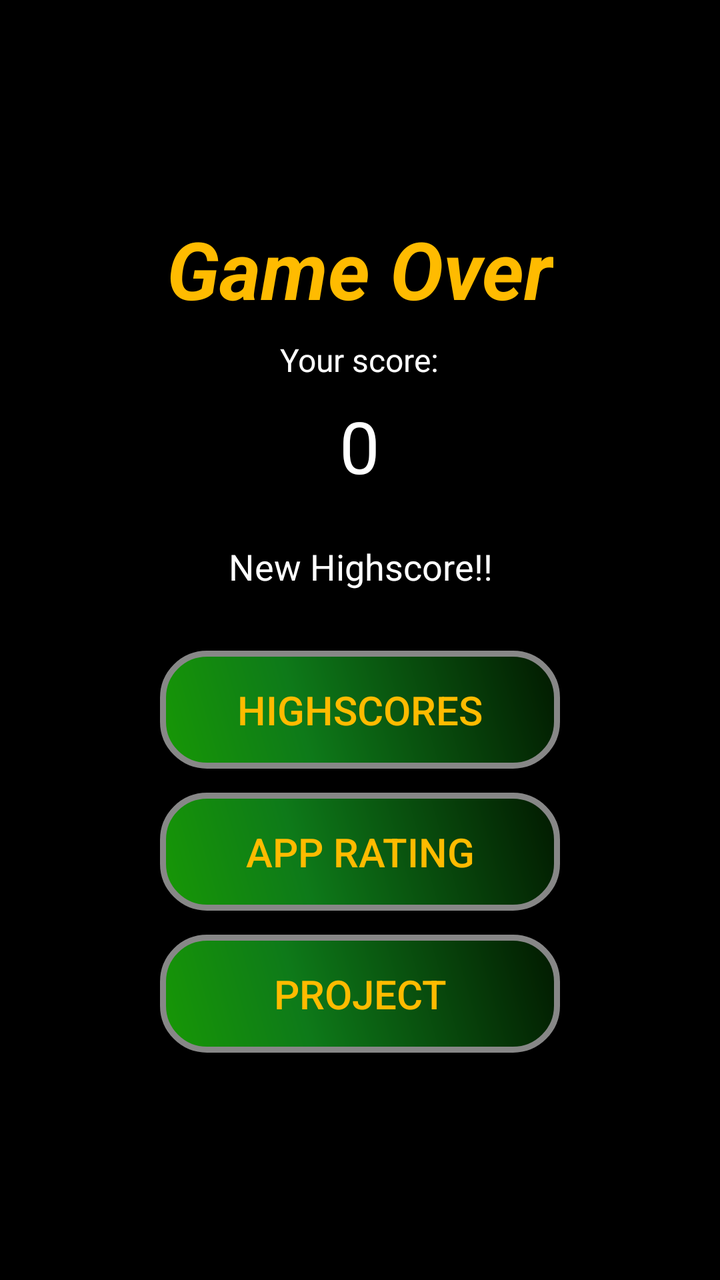
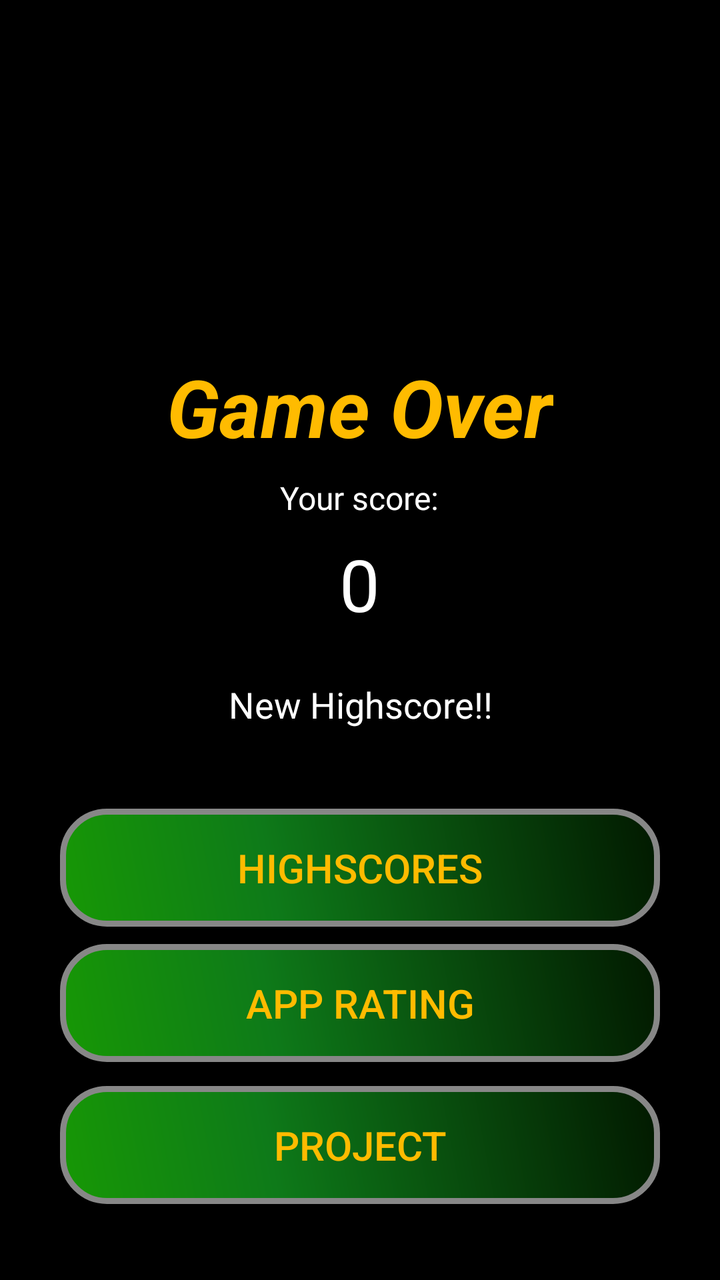

Screens rendered from an Android XML layout before and after an edit, with the pre-edit source and the edit as a unified diff.
<!-- AndroidManifest.xml: application theme AppTheme -->
<!-- res/layout/game_over.xml -->
<?xml version="1.0" encoding="utf-8"?>
<RelativeLayout
        xmlns:android="http://schemas.android.com/apk/res/android"
        android:orientation="vertical"
        android:layout_width="match_parent"
        android:layout_height="match_parent"
        android:background="@color/black">
    <LinearLayout
            android:layout_width="match_parent"
            android:layout_height="wrap_content"
            android:orientation="vertical"
            android:layout_centerInParent="true">
        <LinearLayout
                android:layout_width="wrap_content"
                android:layout_height="wrap_content"
                android:orientation="vertical"
                android:layout_gravity="center">
            <TextView
                    android:id="@+id/game_over_textview"
                    android:layout_width="wrap_content"
                    android:layout_height="wrap_content"
                    android:text="@string/game_over_text"
                    android:textSize="40sp"
                    android:textColor="@color/gold"
                    android:layout_gravity="center_horizontal"
                    android:textStyle="bold|italic"
                    android:enabled="true"/>
            <TextView
                    android:id="@+id/your_score_label"
                    android:layout_width="wrap_content"
                    android:layout_height="wrap_content"
                    android:text="@string/game_over_score_label"
                    android:textSize="16sp"
                    android:textColor="@color/white"
                    android:layout_gravity="center_horizontal"
                    android:layout_marginTop="8dp"
                    android:enabled="true"/>
            <TextView
                    android:id="@+id/your_score_textview"
                    android:layout_width="wrap_content"
                    android:layout_height="wrap_content"
                    android:text="0"
                    android:textSize="36sp"
                    android:textColor="@color/white"
                    android:layout_gravity="center_horizontal"
                    android:layout_marginTop="8dp"
                    android:enabled="true"/>
            <TextView
                    android:layout_width="wrap_content"
                    android:layout_height="wrap_content"
                    android:text="@string/new_highscore"
                    android:id="@+id/highscore_label"
                    android:textSize="18sp"
                    android:padding="16sp"
                    android:textColor="@color/white"
                    android:layout_gravity="center_horizontal"
                    android:textAlignment="center"
                    android:layout_marginTop="8dp"
                    android:enabled="true"/>
        </LinearLayout>
        <LinearLayout
                android:orientation="vertical"
                android:layout_width="wrap_content"
                android:layout_height="wrap_content"
                android:id="@+id/gameover_buttons"
                android:layout_marginTop="8dp"
                android:layout_gravity="center">
            <Button
                    android:id="@+id/highscore_gameover"
                    android:text="@string/highscore_button_text"
                    android:layout_width="wrap_content"
                    android:layout_height="wrap_content"
                    android:minWidth="200dp"
                    android:textSize="20sp"
                    android:layout_margin="6sp"
                    android:onClick="showHighscores"
                    android:background="@drawable/button"
                    android:enabled="true"
                    android:textColor="@color/gold"
                    android:clickable="true"
                    android:focusable="true"/>
            <Button
                    android:id="@+id/rating_button"
                    android:text="@string/rating"
                    android:layout_width="wrap_content"
                    android:layout_height="wrap_content"
                    android:minWidth="200dp"
                    android:textSize="20sp"
                    android:layout_margin="6sp"
                    android:onClick="launchMarket"
                    android:background="@drawable/button"
                    android:enabled="true"
                    android:textColor="@color/gold"
                    android:clickable="true"
                    android:focusable="true"/>
            <Button
                    android:id="@+id/project_button"
                    android:text="@string/project"
                    android:layout_width="wrap_content"
                    android:layout_height="wrap_content"
                    android:minWidth="200dp"
                    android:textSize="20sp"
                    android:layout_margin="6sp"
                    android:onClick="openProjectWebsite"
                    android:background="@drawable/button"
                    android:enabled="true"
                    android:textColor="@color/gold"
                    android:clickable="true"
                    android:focusable="true"/>
        </LinearLayout>
    </LinearLayout>
</RelativeLayout>
<!-- resources referenced by this layout -->
<resources>
  <color name="black">#000000</color>
  <color name="gold">#FFBB00</color>
  <color name="white">#ffffff</color>
  <!-- drawable button (drawable) -->
  <?xml version="1.0" encoding="utf-8"?>
  <shape xmlns:android="http://schemas.android.com/apk/res/android" android:shape="rectangle" >
      <corners android:radius="22dp"/>
      <gradient
          android:angle="45"
          android:centerX="35%"
          android:centerColor="#0E7A19"
          android:startColor="#179805"
          android:endColor="#021900"
          android:type="linear"/>
      <padding
          android:left="32sp"
          android:top="16sp"
          android:right="32sp"
          android:bottom="16sp"/>
      <stroke
          android:width="3dp"
          android:color="#878787"/>
  </shape>
  <string name="game_over_score_label">Your score:</string>
  <string name="game_over_text">Game Over</string>
  <string name="highscore_button_text">Highscores</string>
  <string name="new_highscore">New Highscore!!</string>
  <string name="project">Project</string>
  <string name="rating">app rating</string>
  <style name="AppTheme" parent="Base.Theme.AppCompat.Light.DarkActionBar">
  
      </style>
</resources>

<!-- the commit's change to res/layout/game_over.xml (unified diff, before → after) -->
@@ -1,7 +1,6 @@
 <?xml version="1.0" encoding="utf-8"?>
 <RelativeLayout
         xmlns:android="http://schemas.android.com/apk/res/android"
-        android:orientation="vertical"
         android:layout_width="match_parent"
         android:layout_height="match_parent"
         android:background="@color/black">
@@ -58,55 +57,55 @@
                     android:layout_marginTop="8dp"
                     android:enabled="true"/>
         </LinearLayout>
-        <LinearLayout
-                android:orientation="vertical"
-                android:layout_width="wrap_content"
+
+        <Button
+                android:id="@+id/highscore_gameover"
+                android:text="@string/highscore_button_text"
+                android:layout_width="300dp"
                 android:layout_height="wrap_content"
-                android:id="@+id/gameover_buttons"
-                android:layout_marginTop="8dp"
-                android:layout_gravity="center">
-            <Button
-                    android:id="@+id/highscore_gameover"
-                    android:text="@string/highscore_button_text"
-                    android:layout_width="wrap_content"
-                    android:layout_height="wrap_content"
-                    android:minWidth="200dp"
-                    android:textSize="20sp"
-                    android:layout_margin="6sp"
-                    android:onClick="showHighscores"
-                    android:background="@drawable/button"
-                    android:enabled="true"
-                    android:textColor="@color/gold"
-                    android:clickable="true"
-                    android:focusable="true"/>
-            <Button
-                    android:id="@+id/rating_button"
-                    android:text="@string/rating"
-                    android:layout_width="wrap_content"
-                    android:layout_height="wrap_content"
-                    android:minWidth="200dp"
-                    android:textSize="20sp"
-                    android:layout_margin="6sp"
-                    android:onClick="launchMarket"
-                    android:background="@drawable/button"
-                    android:enabled="true"
-                    android:textColor="@color/gold"
-                    android:clickable="true"
-                    android:focusable="true"/>
-            <Button
-                    android:id="@+id/project_button"
-                    android:text="@string/project"
-                    android:layout_width="wrap_content"
-                    android:layout_height="wrap_content"
-                    android:minWidth="200dp"
-                    android:textSize="20sp"
-                    android:layout_margin="6sp"
-                    android:onClick="openProjectWebsite"
-                    android:background="@drawable/button"
-                    android:enabled="true"
-                    android:textColor="@color/gold"
-                    android:clickable="true"
-                    android:focusable="true"/>
-        </LinearLayout>
+                android:textSize="20sp"
+                android:layout_marginTop="24dp"
+                android:layout_gravity="center"
+                android:onClick="showHighscores"
+                android:background="@drawable/button"
+                android:enabled="true"
+                android:textColor="@color/gold"
+                android:clickable="true"
+                android:focusable="true"/>
+    </LinearLayout>
+
+    <LinearLayout
+            android:layout_width="wrap_content"
+            android:layout_height="wrap_content"
+            android:orientation="vertical"
+            android:layout_alignParentBottom="true"
+            android:layout_centerHorizontal="true"
+            android:layout_marginBottom="32dp">
+        <Button
+                android:id="@+id/rating_button"
+                android:text="@string/rating"
+                android:layout_width="300dp"
+                android:layout_height="wrap_content"
+                android:textSize="20sp"
+                android:layout_margin="6dp"
+                android:onClick="launchMarket"
+                android:background="@drawable/button"
+                android:enabled="true"
+                android:textColor="@color/gold"
+                android:clickable="true"
+                android:focusable="true"/>
+        <Button
+                android:id="@+id/project_button"
+                android:text="@string/project"
+                android:layout_width="300dp"
+                android:layout_height="wrap_content"
+                android:textSize="20sp"
+                android:layout_margin="6dp"
+                android:onClick="openProjectWebsite"
+                android:background="@drawable/button"
+                android:enabled="true"
+                android:textColor="@color/gold"
+                android:clickable="true"
+                android:focusable="true"/>
     </LinearLayout>
 </RelativeLayout>
